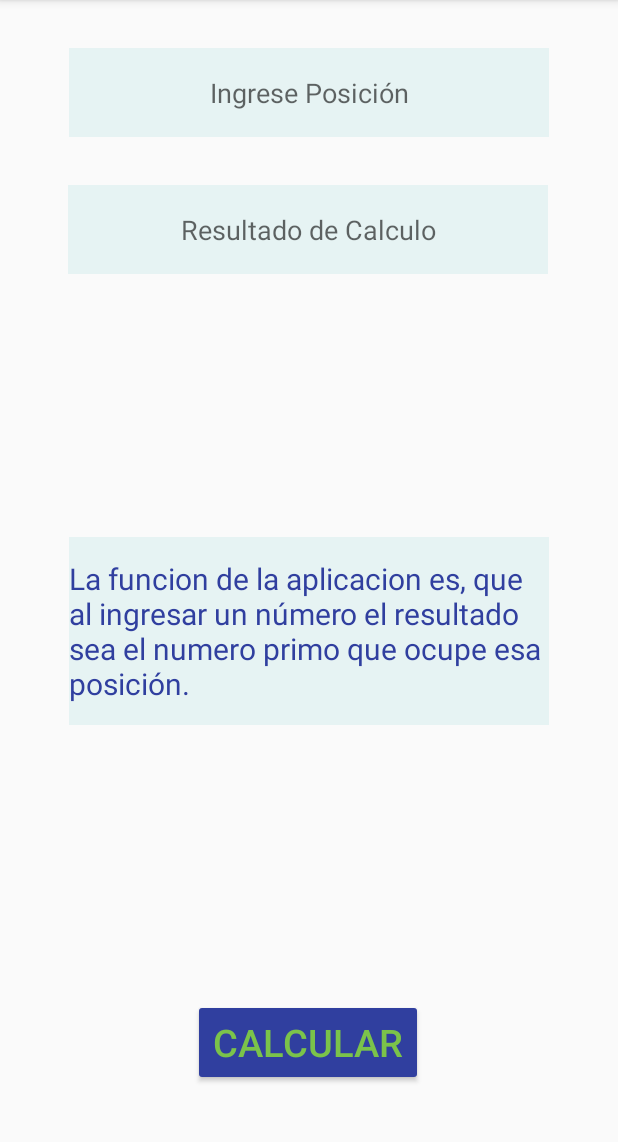
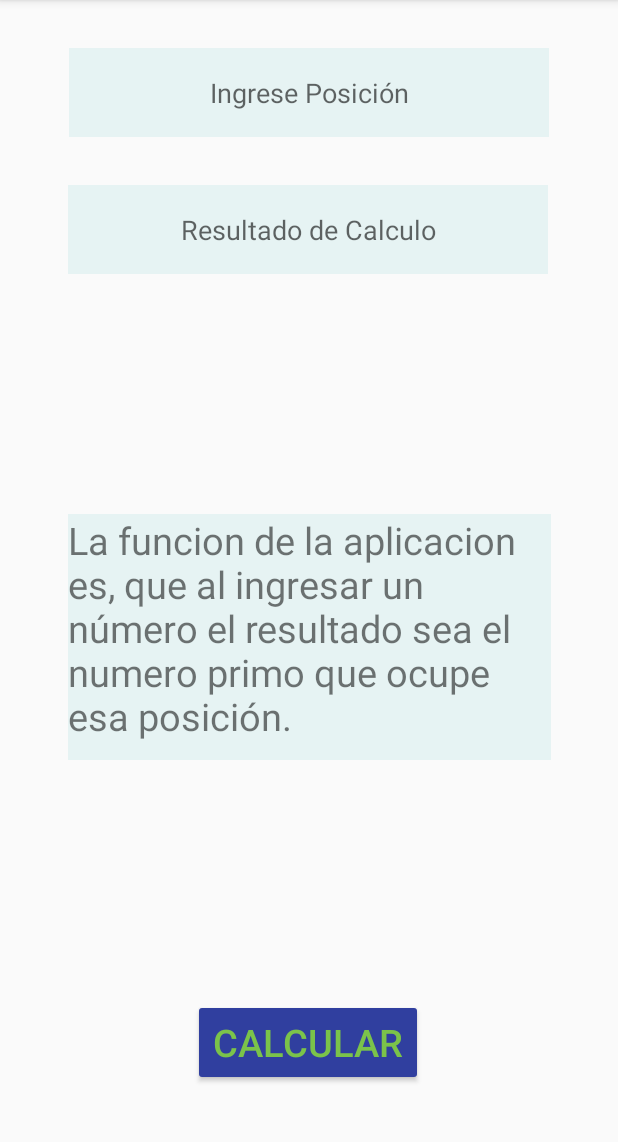
Before and after one commit to tomasenriquea/Siguiente-Numero-Primo, an Android app: the screen it shows after launch (MainActivity), on a phone screen of 412 x 824 dp, the part 84-1226 px from its top. Run offline under Robolectric (Android 15) with nearby library versions, the light colour scheme and no system bars.

```diff
--- a/app/src/main/res/layout/activity_main.xml
+++ b/app/src/main/res/layout/activity_main.xml
@@ -40,25 +40,6 @@
         app:layout_constraintStart_toStartOf="parent"
         app:layout_constraintTop_toBottomOf="@+id/posicion" />
 
-    <EditText
-        android:id="@+id/detalleApp"
-        android:layout_width="320dp"
-        android:layout_height="125dp"
-        android:layout_marginBottom="8dp"
-        android:layout_marginEnd="8dp"
-        android:layout_marginStart="8dp"
-        android:background="@color/blancoGris"
-        android:lines="4"
-        android:text="@string/explicacion"
-        android:textSize="20sp"
-        android:enabled="false"
-        android:inputType="none"
-        android:textColor="@color/colorPrimaryDark"
-        app:layout_constraintBottom_toTopOf="@+id/calcular"
-        app:layout_constraintEnd_toEndOf="parent"
-        app:layout_constraintStart_toStartOf="parent"
-        app:layout_constraintTop_toBottomOf="@+id/resultado" />
-
     <Button
         android:id="@+id/calcular"
         android:layout_width="153dp"
@@ -76,4 +57,20 @@
         app:layout_constraintHorizontal_bias="0.498"
         app:layout_constraintStart_toStartOf="parent" />
 
+    <TextView
+        android:id="@+id/textDetalleApp"
+        android:layout_width="322dp"
+        android:layout_height="164dp"
+        android:layout_marginBottom="8dp"
+        android:layout_marginEnd="8dp"
+        android:layout_marginStart="8dp"
+        android:layout_marginTop="8dp"
+        android:text="@string/explicacion"
+        android:textSize="25sp"
+        android:background="@color/blancoGris"
+        app:layout_constraintBottom_toTopOf="@+id/calcular"
+        app:layout_constraintEnd_toEndOf="parent"
+        app:layout_constraintStart_toStartOf="parent"
+        app:layout_constraintTop_toBottomOf="@+id/resultado" />
+
 </android.support.constraint.ConstraintLayout>
```
Also changed, not shown: 4 other files.
